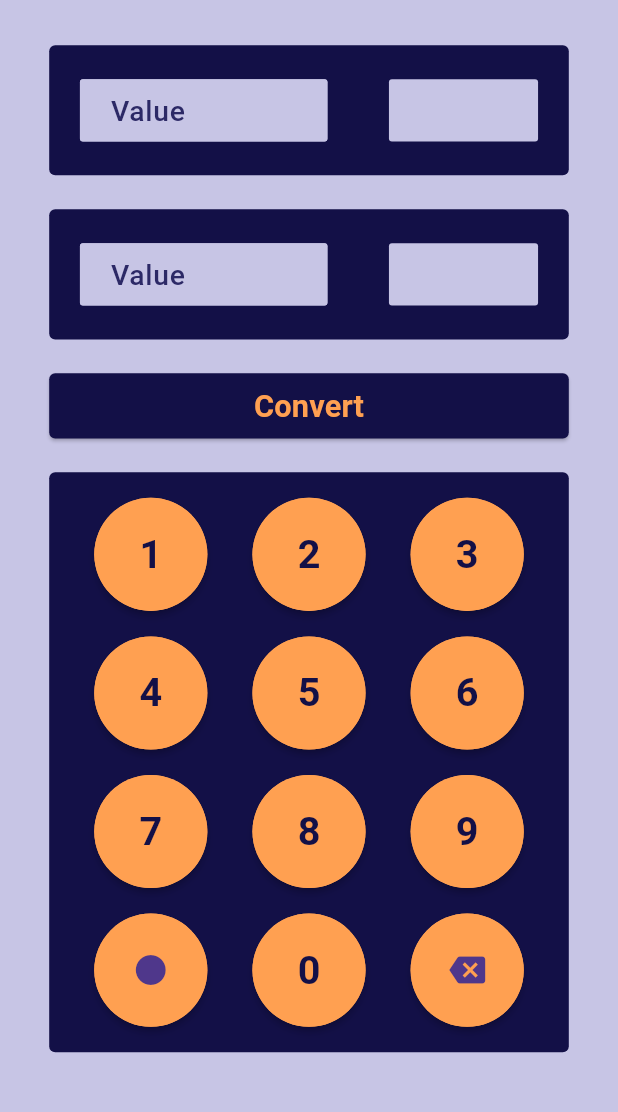
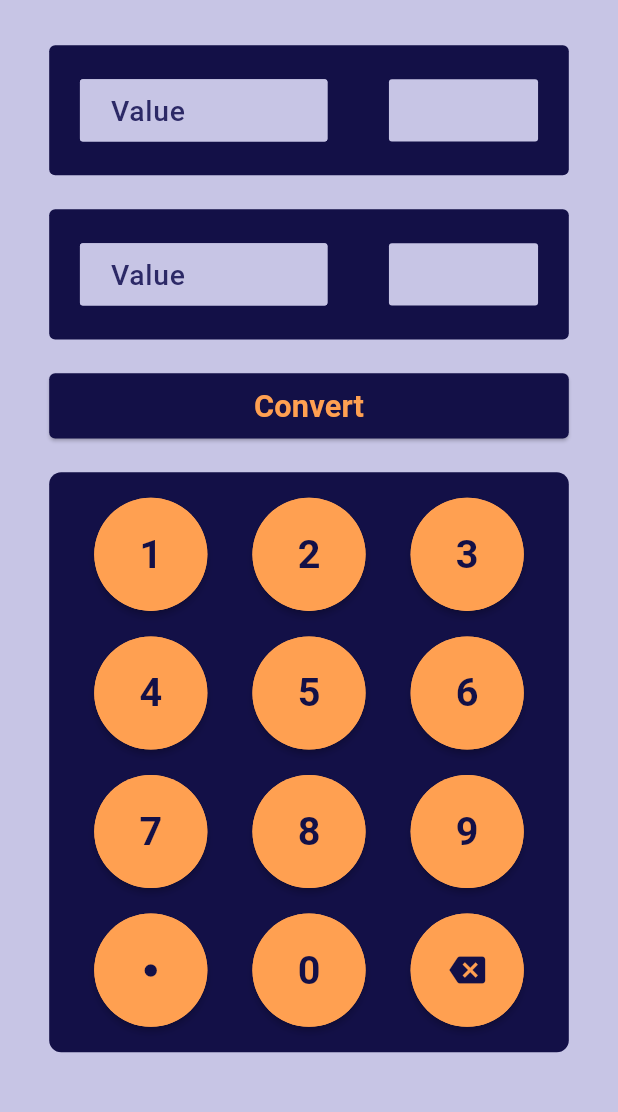
Before and after one commit to jagrati7305/currency_convertor, a Flutter app: the screen it shows after launch, on a phone screen of 412 x 824 dp, the part 84-1196 px from its top. Run offline on Flutter 3.47's test engine with Material 3 defaults, Android fonts, the phone set to English and light mode, and no system bars; our stand-ins replace get.

Commit message:
Custom KeyBoard UI Implemented

```diff
--- a/lib/home_page.dart
+++ b/lib/home_page.dart
@@ -3,6 +3,11 @@ import 'package:currency_convertor/widgets/convert_btn.dart';
 import 'package:currency_convertor/widgets/convert_text_field.dart';
 import 'package:currency_convertor/widgets/numpad.dart';
 import 'package:flutter/material.dart';
+
+enum ActiveField {
+  from,
+  to,
+}
 
 class HomePage extends StatefulWidget {
   const HomePage({super.key});
@@ -12,6 +17,17 @@ class HomePage extends StatefulWidget {
 }
 
 class _HomePageState extends State<HomePage> {
+  final TextEditingController fromtextController = TextEditingController();
+  final TextEditingController totextController = TextEditingController();
+  ActiveField activeField = ActiveField.from;
+
+
+  @override
+  void dispose() {
+    fromtextController.dispose();
+    totextController.dispose();
+    super.dispose();
+  }
   @override
   Widget build(BuildContext context) {
     return Column(
@@ -19,8 +35,18 @@ class _HomePageState extends State<HomePage> {
         SizedBox(
           height: Dimension.heightFactor*8,
         ),
-        ConvertTextField(),
-        ConvertTextField(),
+        ConvertTextField(textFieldcontroller: fromtextController,
+        onTap: () {
+          setState(() {
+            activeField = ActiveField.from;
+          });
+        },),
+        ConvertTextField(textFieldcontroller: totextController,
+        onTap: () {
+          setState(() {
+            activeField = ActiveField.to;
+          });
+        },),
         SizedBox(
           height: Dimension.heightFactor*24,
         ),
@@ -28,7 +54,7 @@ class _HomePageState extends State<HomePage> {
          SizedBox(
           height: Dimension.heightFactor*24,
         ),
-        Numpad()
+        Numpad(numpadController: activeField == ActiveField.from?fromtextController:totextController)
       ],
     );
   }
--- a/lib/main.dart
+++ b/lib/main.dart
@@ -1,7 +1,6 @@
 import 'package:currency_convertor/constants/colors.dart';
 import 'package:currency_convertor/constants/dimension.dart';
 import 'package:currency_convertor/home_page.dart';
-import 'package:currency_convertor/widgets/convert_Text_field.dart';
 import 'package:flutter/material.dart';
 import 'package:get/get.dart';
 
--- a/lib/widgets/buttons.dart
+++ b/lib/widgets/buttons.dart
@@ -2,19 +2,60 @@ import 'package:currency_convertor/constants/colors.dart';
 import 'package:currency_convertor/constants/dimension.dart';
 import 'package:flutter/material.dart';
 
-class Buttons extends StatelessWidget {
-  final int? val;
+class Buttons extends StatefulWidget {
+  final String val;
   final IconData? icon;
-  const Buttons({
-    super.key,
-    this.val,
-    this.icon});
+  final double? iconSize;
+  final TextEditingController buttonController;
+  final bool decimalClicked;
+  final int maxLength = 8;
+  const Buttons({super.key,
+  required this.val,
+  this.icon,
+  this.iconSize,
+  required this.buttonController,
+  this.decimalClicked = false
+  });
 
+  @override
+  State<Buttons> createState() => _ButtonsState();
+}
+
+class _ButtonsState extends State<Buttons> {
+
+  void _onNumberTap(String val,TextEditingController buttonController,bool decimalClicked){
+    setState(() {
+      if(buttonController.text.length<widget.maxLength){
+          if(val == 'BackSpace'){
+          if(buttonController.text.isEmpty!=true){
+            buttonController.text = buttonController.text.substring(0,buttonController.text.length-1);
+          }
+          }else if(val =='Decimal'){
+            decimalClicked = !decimalClicked;
+          if(buttonController.text.isEmpty!= true){
+            buttonController.text += '.';
+          }else{
+            buttonController.text +='0';
+            buttonController.text +='.';
+          }
+          }else{
+          buttonController.text += val;
+          }
+      }else{
+          if(val == 'BackSpace'){
+            if(buttonController.text.isEmpty!=true){
+              buttonController.text = buttonController.text.substring(0,buttonController.text.length-1);
+            }
+          }
+      }
+
+    });
+  }
   @override
   Widget build(BuildContext context) {
     return InkWell(
       onTap: () {
-
+        _onNumberTap(widget.val,widget.buttonController,widget.decimalClicked);
       },
       borderRadius:BorderRadius.circular(100) ,
       child: Material(
@@ -24,13 +65,16 @@ class Buttons extends StatelessWidget {
           child: CircleAvatar(
             radius: Dimension.heightFactor*40,
             backgroundColor: AppColors.orangeColor,
-            child: icon==null?Text(
-              val.toString(),
+            child: widget.icon==null?Text(
+              widget.val,
               style: TextStyle(
                 fontSize: Dimension.heightFactor*28,
                 fontWeight: FontWeight.bold,
                 color: AppColors.mainPurpleColor
-              ),):Icon(icon)
+              ),):Icon(
+                widget.icon,
+                color: AppColors.mainPurpleColor,
+                size: widget.iconSize,)
           ),
       ),
     );
--- a/lib/widgets/convert_text_field.dart
+++ b/lib/widgets/convert_text_field.dart
@@ -1,15 +1,23 @@
 import 'package:currency_convertor/constants/colors.dart';
 import 'package:currency_convertor/constants/dimension.dart';
 import 'package:flutter/material.dart';
+import 'package:get/get.dart';
 
 class ConvertTextField extends StatefulWidget {
-  const ConvertTextField({super.key});
+  final TextEditingController textFieldcontroller;
+  final VoidCallback onTap;
+  const ConvertTextField({
+    super.key,
+    required this.textFieldcontroller,
+    required this.onTap});
 
   @override
   State<ConvertTextField> createState() => _ConvertTextFieldState();
 }
 
 class _ConvertTextFieldState extends State<ConvertTextField> {
+
+
   @override
   Widget build(BuildContext context) {
     return Container(
@@ -33,7 +41,9 @@ class _ConvertTextFieldState extends State<ConvertTextField> {
                 borderRadius: BorderRadius.all(Radius.circular(2))
               ),
               child: TextField(
-                  keyboardType: TextInputType.number,
+                  onTap: widget.onTap,
+                  controller: widget.textFieldcontroller,
+                  keyboardType: TextInputType.none,
                   style: TextStyle(
                     fontSize: Dimension.heightFactor*20,
                     color: AppColors.textFieldColor,
--- a/lib/widgets/numpad.dart
+++ b/lib/widgets/numpad.dart
@@ -4,7 +4,9 @@ import 'package:currency_convertor/widgets/buttons.dart';
 import 'package:flutter/material.dart';
 
 class Numpad extends StatelessWidget {
-  const Numpad({super.key});
+  final TextEditingController numpadController;
+  const Numpad({super.key,
+  required this.numpadController});
 
   @override
   Widget build(BuildContext context) {
@@ -13,7 +15,7 @@ class Numpad extends StatelessWidget {
       height: Dimension.heightFactor*410,
       decoration: BoxDecoration(
         color: AppColors.mainPurpleColor,
-        borderRadius: BorderRadius.all(Radius.circular(4))
+        borderRadius: BorderRadius.all(Radius.circular(8))
       ),
       child: Column(
         mainAxisAlignment: MainAxisAlignment.spaceEvenly,
@@ -21,33 +23,33 @@ class Numpad extends StatelessWidget {
           Row(
             mainAxisAlignment: MainAxisAlignment.spaceEvenly,
             children: [
-              Buttons(val: 1,),
-              Buttons(val: 2,),
-              Buttons(val: 3,),
+              Buttons(val: '1',buttonController: numpadController,),
+              Buttons(val: '2',buttonController: numpadController,),
+              Buttons(val: '3',buttonController: numpadController,),
             ],
           ),
           Row(
             mainAxisAlignment: MainAxisAlignment.spaceEvenly,
             children: [
-              Buttons(val: 4,),
-              Buttons(val: 5,),
-              Buttons(val: 6,),
+              Buttons(val: '4',buttonController: numpadController,),
+              Buttons(val: '5',buttonController: numpadController,),
+              Buttons(val: '6',buttonController: numpadController,),
             ],
           ),
           Row(
             mainAxisAlignment: MainAxisAlignment.spaceEvenly,
             children: [
-              Buttons(val: 7,),
-              Buttons(val: 8,),
-              Buttons(val: 9,),
+              Buttons(val: '7',buttonController: numpadController,),
+              Buttons(val: '8',buttonController: numpadController,),
+              Buttons(val: '9',buttonController: numpadController,),
             ],
           ),
           Row(
             mainAxisAlignment: MainAxisAlignment.spaceEvenly,
             children: [
-              Buttons(icon: Icons.circle,),
-              Buttons(val: 0,),
-              Buttons(icon: Icons.backspace,),
+              Buttons(val:'Decimal',icon:Icons.circle,iconSize: 10,buttonController: numpadController,),
+              Buttons(val: '0',buttonController: numpadController,),
+              Buttons(val: 'BackSpace',icon: Icons.backspace,buttonController: numpadController,),
             ],
           ),
         ],
```
